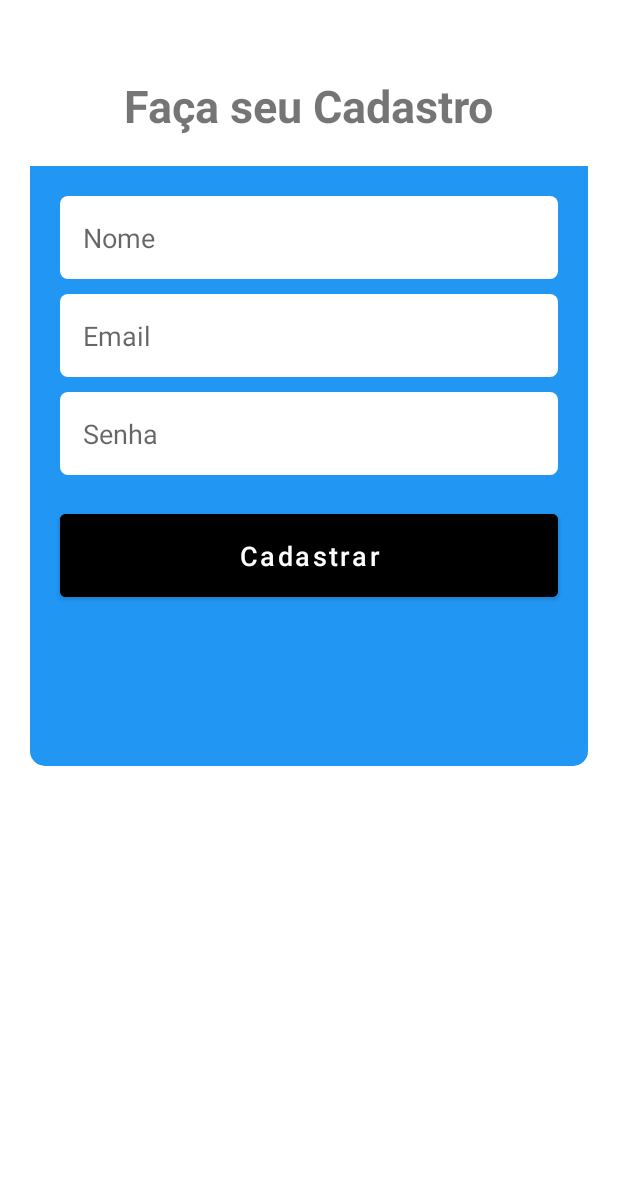
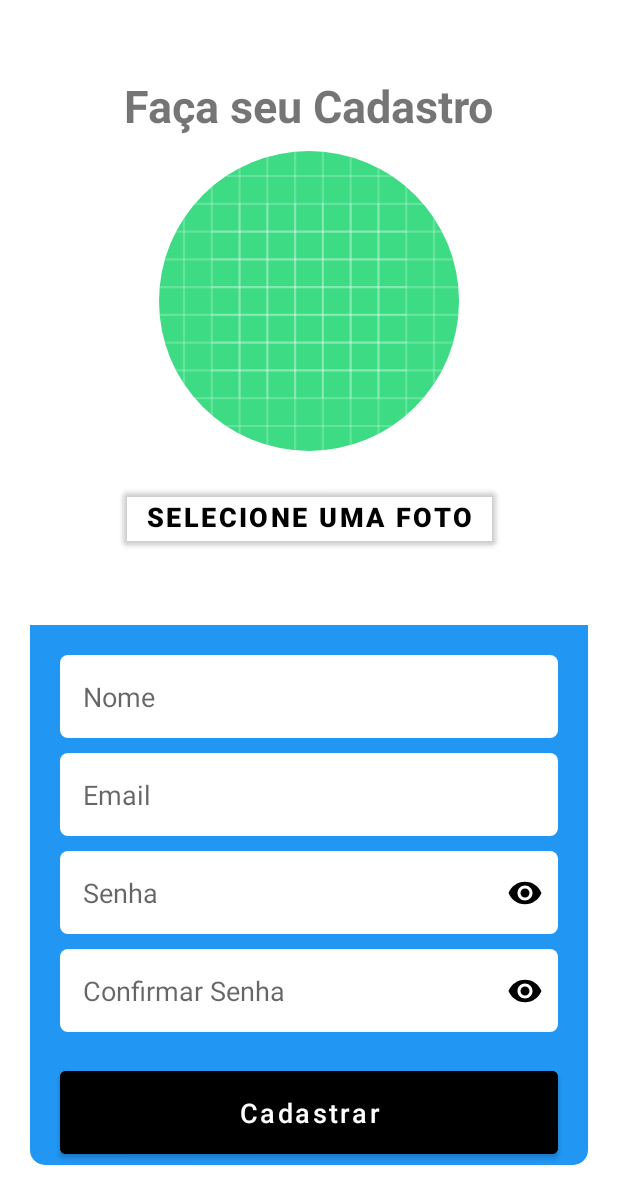
Before and after one commit to PiterCapistrano/Loja-Virtual-Client, an Android app: the FormCadastro screen opened directly, with no data from a screen before it, on a phone screen of 412 x 824 dp. Shown: the top 1204 px of the screen. Run offline under Robolectric (Android 15) with nearby library versions, the phone set to English and light mode, and no system bars; our stand-ins replace CircleImageView, Firebase (no records; nobody signed in at launch, a user with empty details on screens opened directly).

Commit message:
Atualização da FormCadastro introduzindo foto, confirmação de senha e botão para mostrar senha digitada

```diff
--- a/app/src/main/java/com/pitercapistrano/applojavirtualclient/dialog/DialogPerfil.kt
+++ b/app/src/main/java/com/pitercapistrano/applojavirtualclient/dialog/DialogPerfil.kt
@@ -49,6 +49,11 @@ class DialogPerfil(private val activity: Activity) {
             }
         }
 
+        binding.btAtualizarDados.setOnClickListener {
+            val intent = Intent(activity, EditarPerfil::class.java)
+            activity.startActivity(intent)
+        }
+
         // Função de logout
         binding.btSair.setOnClickListener {
             FirebaseAuth.getInstance().signOut()
--- /dev/null
+++ b/app/src/main/res/drawable/ic_show.xml
@@ -0,0 +1,5 @@
+<vector xmlns:android="http://schemas.android.com/apk/res/android" android:height="24dp" android:tint="#000000" android:viewportHeight="24" android:viewportWidth="24" android:width="24dp">
+
+    <path android:fillColor="@android:color/white" android:pathData="M12,4.5C7,4.5 2.73,7.61 1,12c1.73,4.39 6,7.5 11,7.5s9.27,-3.11 11,-7.5c-1.73,-4.39 -6,-7.5 -11,-7.5zM12,17c-2.76,0 -5,-2.24 -5,-5s2.24,-5 5,-5 5,2.24 5,5 -2.24,5 -5,5zM12,9c-1.66,0 -3,1.34 -3,3s1.34,3 3,3 3,-1.34 3,-3 -1.34,-3 -3,-3z"/>
+
+</vector>
--- a/app/src/main/res/layout/activity_form_cadastro.xml
+++ b/app/src/main/res/layout/activity_form_cadastro.xml
@@ -27,14 +27,42 @@
     android:layout_marginTop="50dp"
     />
 
+    <de.hdodenhof.circleimageview.CircleImageView
+        android:id="@+id/img_perfil"
+        android:layout_width="200dp"
+        android:layout_height="200dp"
+        android:src="@drawable/ic_launcher_background"
+        app:layout_constraintStart_toStartOf="parent"
+        app:layout_constraintEnd_toEndOf="parent"
+        app:layout_constraintTop_toBottomOf="@+id/txtTelaCadastro"
+        android:layout_marginTop="10dp"
+        />
+
+    <Button
+        android:id="@+id/bt_atualizar_foto"
+        android:layout_width="wrap_content"
+        android:layout_height="wrap_content"
+        android:text="Selecione uma Foto"
+        android:textSize="18sp"
+        android:textStyle="bold"
+        android:textColor="@color/black"
+        android:backgroundTint="@android:color/transparent"
+        app:layout_constraintTop_toBottomOf="@+id/img_perfil"
+        app:layout_constraintStart_toStartOf="parent"
+        app:layout_constraintEnd_toEndOf="parent"
+        android:layout_marginTop="20dp"
+        />
+
     <View
         android:id="@+id/viewCadastro"
         android:layout_width="match_parent"
-        android:layout_height="400dp"
+        android:layout_height="360dp"
         android:background="@drawable/container_formularios"
-        app:layout_constraintTop_toBottomOf="@+id/txtTelaCadastro"
+        app:layout_constraintTop_toBottomOf="@+id/bt_atualizar_foto"
         app:layout_constraintStart_toStartOf="parent"
         app:layout_constraintEnd_toEndOf="parent"
+        app:layout_constraintBottom_toBottomOf="parent"
+
         android:layout_margin="20dp"
         />
 
@@ -57,6 +85,8 @@
         android:layout_marginStart="40dp"
         android:layout_marginEnd="40dp"
         />
+
+
 
     <androidx.appcompat.widget.AppCompatEditText
         android:id="@+id/editEmail"
@@ -97,6 +127,47 @@
         android:layout_marginStart="40dp"
         android:layout_marginEnd="40dp"
         />
+    <ImageView
+        android:id="@+id/mostrarSenha"
+        android:layout_width="wrap_content"
+        android:layout_height="wrap_content"
+        android:src="@drawable/ic_show"
+        app:layout_constraintEnd_toEndOf="@+id/editSenha"
+        app:layout_constraintTop_toTopOf="@+id/editSenha"
+        app:layout_constraintBottom_toBottomOf="@+id/editSenha"
+        android:layout_marginEnd="10dp"
+        />
+
+    <EditText
+        android:id="@+id/editConfirmarSenha"
+        android:layout_width="match_parent"
+        android:layout_height="wrap_content"
+        android:hint="@string/confirmar_senha"
+        android:text=""
+        android:inputType="textPassword"
+        android:textSize="18sp"
+        android:textColor="@color/black"
+        android:background="@drawable/edit_shape"
+        android:maxLines="1"
+        android:padding="15sp"
+        app:layout_constraintTop_toBottomOf="@+id/editSenha"
+        app:layout_constraintStart_toStartOf="@+id/viewCadastro"
+        app:layout_constraintEnd_toEndOf="@+id/viewCadastro"
+        android:layout_marginTop="10dp"
+        android:layout_marginStart="40dp"
+        android:layout_marginEnd="40dp"
+        />
+
+    <ImageView
+        android:id="@+id/mostrarConfirmarSenha"
+        android:layout_width="wrap_content"
+        android:layout_height="wrap_content"
+        android:src="@drawable/ic_show"
+        app:layout_constraintEnd_toEndOf="@+id/editConfirmarSenha"
+        app:layout_constraintTop_toTopOf="@+id/editConfirmarSenha"
+        app:layout_constraintBottom_toBottomOf="@+id/editConfirmarSenha"
+        android:layout_marginEnd="10dp"
+        />
 
     <Button
         android:id="@+id/btCadastrar"
@@ -108,7 +179,7 @@
         android:textSize="18sp"
         android:backgroundTint="@color/black"
         android:padding="15dp"
-        app:layout_constraintTop_toBottomOf="@+id/editSenha"
+        app:layout_constraintTop_toBottomOf="@+id/editConfirmarSenha"
         app:layout_constraintStart_toStartOf="@+id/viewCadastro"
         app:layout_constraintEnd_toEndOf="@+id/viewCadastro"
         android:layout_marginTop="20dp"
--- a/app/src/main/res/layout/dialog_perfil.xml
+++ b/app/src/main/res/layout/dialog_perfil.xml
@@ -94,7 +94,10 @@
         app:layout_constraintTop_toBottomOf="@+id/btAtualizarDados"
         app:layout_constraintStart_toStartOf="parent"
         app:layout_constraintEnd_toEndOf="parent"
-        android:layout_margin="20dp"
+        app:layout_constraintBottom_toBottomOf="parent"
+        android:layout_marginStart="20dp"
+        android:layout_marginEnd="20dp"
+        android:layout_marginBottom="20dp"
         />
 
 
--- a/app/src/main/res/values/strings.xml
+++ b/app/src/main/res/values/strings.xml
@@ -4,6 +4,7 @@
     <string name="nome">Nome</string>
     <string name="email">Email</string>
     <string name="senha">Senha</string>
+    <string name="confirmar_senha">Confirmar Senha</string>
     <string name="entrar">Entrar</string>
     <string name="cadastro">Não tem uma conta? Cadastre-se agora!</string>
     <string name="txt_tela_cadastro">Faça seu Cadastro</string>
```
Also changed, not shown: app/src/main/java/com/pitercapistrano/applojavirtualclient/activities/FormCadastro/FormCadastro.kt (+131 -14 lines).
